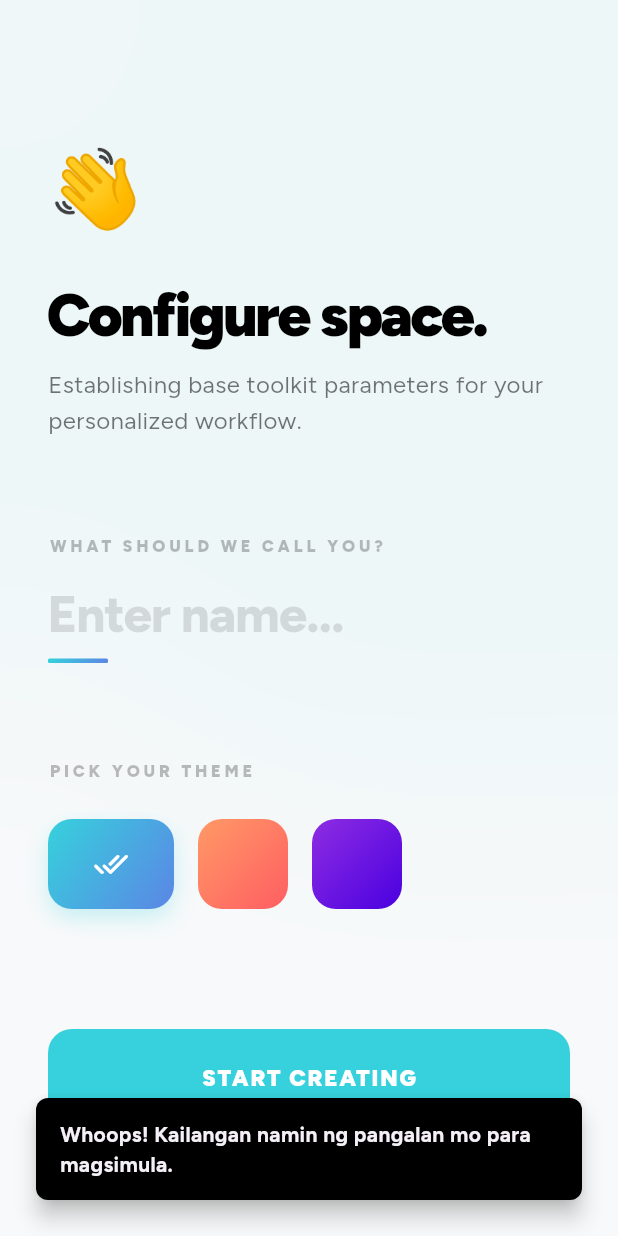
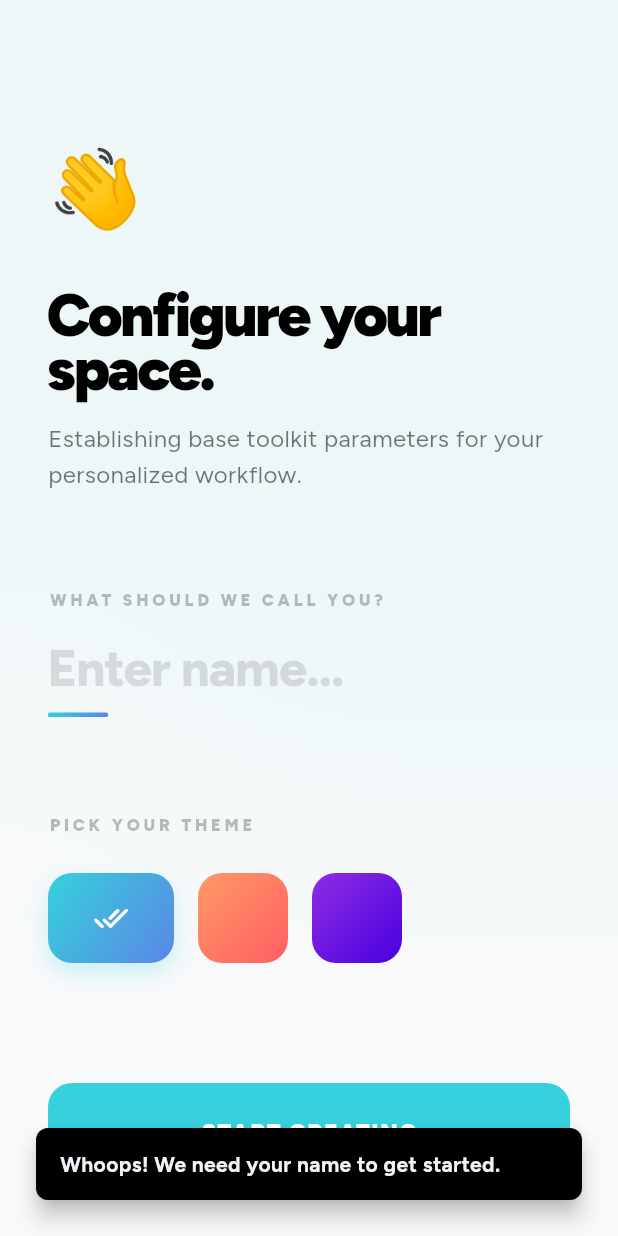
Before and after one commit to gabewebd/daily-helper-toolkit, a Flutter app: the screen it shows after launch, after a tap on "START CREATING", on a phone screen of 412 x 824 dp. Run offline on Flutter 3.47's test engine with Material 3 defaults, Android fonts, the phone set to English and light mode, and no system bars; our stand-ins replace google_fonts.

Commit message:
fix setup

```diff
--- a/lib/modules/grade_calculator_module.dart
+++ b/lib/modules/grade_calculator_module.dart
@@ -5,7 +5,7 @@ import '../core/tool_module.dart';
 // RUBRIC: [Step 2] Concrete Tool Module (Inheritance)
 class GradeCalculatorModule extends ToolModule {
   @override
-  String get title => 'Grade Calc';
+  String get title => 'Grade Calculator';
 
   @override
   IconData get icon => Icons.school_outlined;
--- a/lib/screens/setup_screen.dart
+++ b/lib/screens/setup_screen.dart
@@ -46,7 +46,7 @@ class _SetupScreenState extends State<SetupScreen> with SingleTickerProviderStat
       ScaffoldMessenger.of(context).showSnackBar(
         SnackBar(
           content: Text(
-            'Whoops! Kailangan namin ng pangalan mo para magsimula.',
+            'Whoops! We need your name to get started.',
             style: GoogleFonts.figtree(fontWeight: FontWeight.w700),
           ),
           backgroundColor: Colors.black,
@@ -124,7 +124,7 @@ class _SetupScreenState extends State<SetupScreen> with SingleTickerProviderStat
                         const Text('👋', style: TextStyle(fontSize: 52)),
                         const SizedBox(height: 28),
                         Text(
-                          "Configure space.",
+                          "Configure your space.",
                           style: GoogleFonts.figtree(
                             fontSize: 40,
                             fontWeight: FontWeight.w900,
```
